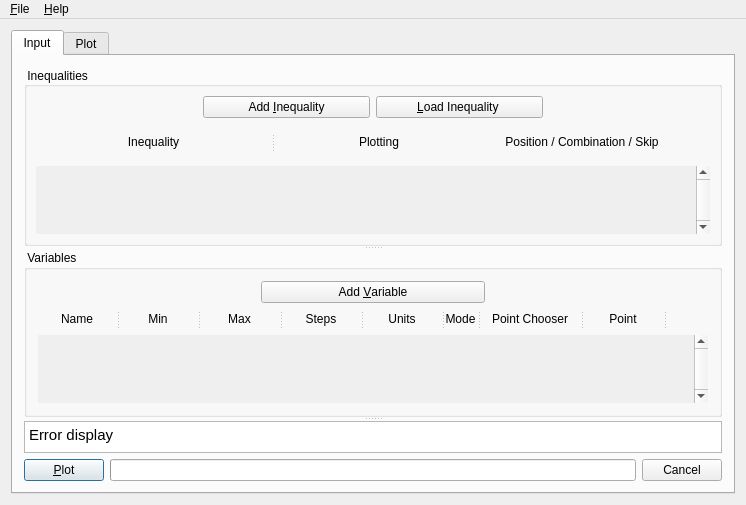
Before: the Qt Designer form xml/bareminimumplotter.ui in xpcoffee/plotus, drawn with Qt 5.
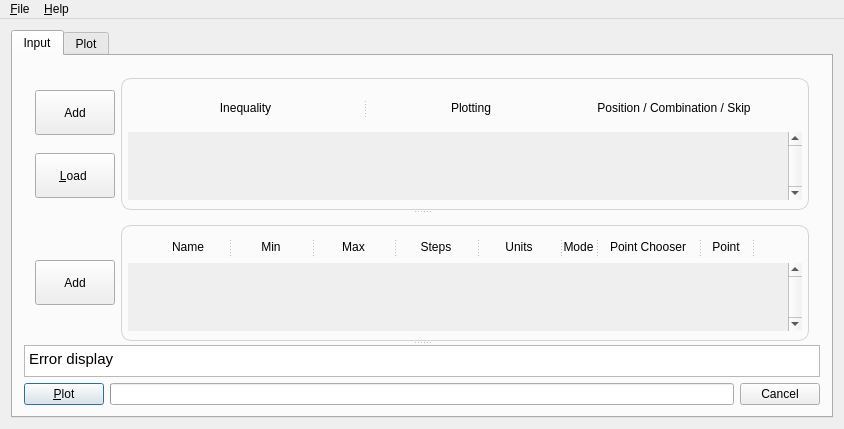
After: the same form once the commit is applied. Custom widgets are drawn as their Qt base class.

Commit message: drastically changed the gui. started exprimenting with stylesheets.

Patch:
```diff
--- a/xml/bareminimumplotter.ui
+++ b/xml/bareminimumplotter.ui
@@ -6,8 +6,8 @@
    <rect>
     <x>0</x>
     <y>0</y>
-    <width>720</width>
-    <height>494</height>
+    <width>790</width>
+    <height>358</height>
    </rect>
   </property>
   <property name="windowTitle">
@@ -27,116 +27,105 @@
        <layout class="QVBoxLayout" name="verticalLayout_5">
         <item>
          <widget class="QSplitter" name="splitter">
-          <property name="frameShape">
-           <enum>QFrame::Box</enum>
-          </property>
-          <property name="lineWidth">
-           <number>0</number>
-          </property>
-          <property name="midLineWidth">
-           <number>0</number>
-          </property>
           <property name="orientation">
            <enum>Qt::Vertical</enum>
           </property>
-          <property name="opaqueResize">
-           <bool>true</bool>
-          </property>
-          <widget class="QGroupBox" name="groupBox_Inequalities">
-           <property name="sizePolicy">
-            <sizepolicy hsizetype="Preferred" vsizetype="Preferred">
-             <horstretch>0</horstretch>
-             <verstretch>1</verstretch>
-            </sizepolicy>
-           </property>
-           <property name="title">
-            <string> Inequalities</string>
-           </property>
-           <property name="alignment">
-            <set>Qt::AlignLeading|Qt::AlignLeft|Qt::AlignVCenter</set>
-           </property>
-           <property name="flat">
-            <bool>false</bool>
-           </property>
-           <layout class="QVBoxLayout" name="layout_groupBox_Inequalities">
-            <property name="leftMargin">
-             <number>9</number>
-            </property>
-            <property name="topMargin">
-             <number>9</number>
-            </property>
-            <property name="rightMargin">
-             <number>9</number>
-            </property>
+          <widget class="QWidget" name="horizontalLayoutWidget">
+           <layout class="QHBoxLayout" name="horizontalLayout_InequalityGroup">
             <property name="bottomMargin">
-             <number>9</number>
+             <number>0</number>
             </property>
             <item>
-             <layout class="QHBoxLayout" name="layout_AddInequality">
-              <item>
-               <spacer name="horizontalSpacer_4">
-                <property name="orientation">
-                 <enum>Qt::Horizontal</enum>
-                </property>
-                <property name="sizeHint" stdset="0">
-                 <size>
-                  <width>40</width>
-                  <height>20</height>
-                 </size>
-                </property>
-               </spacer>
-              </item>
+             <layout class="QVBoxLayout" name="verticalLayout_InequalityButtons">
               <item>
                <widget class="QPushButton" name="button_AddInequality">
                 <property name="sizePolicy">
-                 <sizepolicy hsizetype="Expanding" vsizetype="Fixed">
+                 <sizepolicy hsizetype="Expanding" vsizetype="Expanding">
                   <horstretch>0</horstretch>
                   <verstretch>0</verstretch>
                  </sizepolicy>
                 </property>
+                <property name="minimumSize">
+                 <size>
+                  <width>80</width>
+                  <height>45</height>
+                 </size>
+                </property>
+                <property name="maximumSize">
+                 <size>
+                  <width>80</width>
+                  <height>45</height>
+                 </size>
+                </property>
                 <property name="focusPolicy">
                  <enum>Qt::TabFocus</enum>
                 </property>
                 <property name="text">
-                 <string>Add &amp;Inequality</string>
+                 <string>Add</string>
                 </property>
                </widget>
               </item>
               <item>
                <widget class="QPushButton" name="pushButton_AddInequalityLoader">
                 <property name="sizePolicy">
-                 <sizepolicy hsizetype="Expanding" vsizetype="Fixed">
+                 <sizepolicy hsizetype="Expanding" vsizetype="Expanding">
                   <horstretch>0</horstretch>
                   <verstretch>0</verstretch>
                  </sizepolicy>
                 </property>
+                <property name="minimumSize">
+                 <size>
+                  <width>80</width>
+                  <height>45</height>
+                 </size>
+                </property>
+                <property name="maximumSize">
+                 <size>
+                  <width>80</width>
+                  <height>45</height>
+                 </size>
+                </property>
                 <property name="text">
-                 <string>&amp;Load Inequality </string>
+                 <string>&amp;Load </string>
                 </property>
                </widget>
               </item>
-              <item>
-               <spacer name="horizontalSpacer_5">
-                <property name="orientation">
-                 <enum>Qt::Horizontal</enum>
-                </property>
-                <property name="sizeHint" stdset="0">
-                 <size>
-                  <width>40</width>
-                  <height>20</height>
-                 </size>
-                </property>
-               </spacer>
-              </item>
              </layout>
             </item>
             <item>
-             <layout class="QHBoxLayout" name="horizontalLayout_2">
+             <widget class="QFrame" name="verticalFrame_Inequality">
+              <property name="sizePolicy">
+               <sizepolicy hsizetype="Preferred" vsizetype="Preferred">
+                <horstretch>1</horstretch>
+                <verstretch>0</verstretch>
+               </sizepolicy>
+              </property>
+              <property name="styleSheet">
+               <string notr="true">QFrame#verticalFrame_Inequality {
+	border: 1px solid lightGray;
+	border-radius: 10px;
+}</string>
+              </property>
+              <property name="frameShape">
+               <enum>QFrame::NoFrame</enum>
+              </property>
+              <layout class="QVBoxLayout" name="verticalLayout_3">
+               <property name="leftMargin">
+                <number>6</number>
+               </property>
+               <property name="rightMargin">
+                <number>6</number>
+               </property>
+               <property name="bottomMargin">
+                <number>9</number>
+               </property>
+               <item>
+                <layout class="QHBoxLayout" name="horizontalLayout_InequalityHeaders">
               <property name="spacing">
                <number>0</number>
               </property>
               <item>
-               <widget class="QSplitter" name="splitter_2">
+                  <widget class="QSplitter" name="splitter_InequalityHeaders">
                 <property name="orientation">
                  <enum>Qt::Horizontal</enum>
                 </property>
@@ -248,6 +237,9 @@
               <property name="frameShape">
                <enum>QFrame::NoFrame</enum>
               </property>
+                 <property name="frameShadow">
+                  <enum>QFrame::Plain</enum>
+                 </property>
               <property name="verticalScrollBarPolicy">
                <enum>Qt::ScrollBarAlwaysOn</enum>
               </property>
@@ -264,11 +256,20 @@
                <property name="geometry">
                 <rect>
                  <x>0</x>
-                 <y>0</y>
-                 <width>642</width>
-                 <height>68</height>
-                </rect>
-               </property>
+                    <y>-3</y>
+                    <width>632</width>
+                    <height>60</height>
+                   </rect>
+                  </property>
+                  <property name="autoFillBackground">
+                   <bool>false</bool>
+                  </property>
+                  <property name="styleSheet">
+                   <string notr="true">QScrollArea &gt; QWidget &gt; QWidget{
+border-radius:15px;
+background:white;
+}</string>
+                  </property>
                <layout class="QVBoxLayout" name="verticalLayout">
                 <property name="leftMargin">
                  <number>0</number>
@@ -283,7 +284,20 @@
                  <number>0</number>
                 </property>
                 <item>
-                 <layout class="QVBoxLayout" name="layout_Inequality"/>
+                    <layout class="QVBoxLayout" name="layout_Inequality">
+                     <property name="leftMargin">
+                      <number>6</number>
+                     </property>
+                     <property name="topMargin">
+                      <number>6</number>
+                     </property>
+                     <property name="rightMargin">
+                      <number>6</number>
+                     </property>
+                     <property name="bottomMargin">
+                      <number>6</number>
+                     </property>
+                    </layout>
                 </item>
                </layout>
               </widget>
@@ -291,41 +305,22 @@
             </item>
            </layout>
           </widget>
-          <widget class="QGroupBox" name="groupBox_Variables">
-           <property name="sizePolicy">
-            <sizepolicy hsizetype="Preferred" vsizetype="Preferred">
-             <horstretch>0</horstretch>
-             <verstretch>1</verstretch>
-            </sizepolicy>
-           </property>
-           <property name="title">
-            <string> Variables</string>
-           </property>
-           <property name="flat">
-            <bool>true</bool>
-           </property>
-           <property name="checkable">
-            <bool>false</bool>
-           </property>
-           <layout class="QVBoxLayout" name="layout_groupBox_Variables">
-            <item>
-             <layout class="QHBoxLayout" name="layout_AddVariable">
+            </item>
+           </layout>
+          </widget>
+          <widget class="QWidget" name="horizontalLayoutWidget_2">
+           <layout class="QHBoxLayout" name="horizontalLayout_VariableGroup">
               <property name="bottomMargin">
                <number>0</number>
               </property>
               <item>
-               <spacer name="horizontalSpacer">
-                <property name="orientation">
-                 <enum>Qt::Horizontal</enum>
-                </property>
-                <property name="sizeHint" stdset="0">
-                 <size>
-                  <width>40</width>
-                  <height>20</height>
-                 </size>
-                </property>
-               </spacer>
-              </item>
+             <layout class="QVBoxLayout" name="verticalLayout_VariableButtons">
+              <property name="sizeConstraint">
+               <enum>QLayout::SetDefaultConstraint</enum>
+              </property>
+              <property name="rightMargin">
+               <number>0</number>
+              </property>
               <item>
                <widget class="QPushButton" name="button_AddVariable">
                 <property name="sizePolicy">
@@ -334,29 +329,52 @@
                   <verstretch>0</verstretch>
                  </sizepolicy>
                 </property>
+                <property name="minimumSize">
+                 <size>
+                  <width>80</width>
+                  <height>45</height>
+                 </size>
+                </property>
+                <property name="maximumSize">
+                 <size>
+                  <width>80</width>
+                  <height>45</height>
+                 </size>
+                </property>
                 <property name="focusPolicy">
                  <enum>Qt::TabFocus</enum>
                 </property>
                 <property name="text">
-                 <string>Add &amp;Variable</string>
+                 <string>Add</string>
                 </property>
                </widget>
               </item>
-              <item>
-               <spacer name="horizontalSpacer_2">
-                <property name="orientation">
-                 <enum>Qt::Horizontal</enum>
-                </property>
-                <property name="sizeHint" stdset="0">
-                 <size>
-                  <width>40</width>
-                  <height>20</height>
-                 </size>
-                </property>
-               </spacer>
-              </item>
              </layout>
             </item>
+            <item>
+             <widget class="QFrame" name="verticalFrame_Variable">
+              <property name="sizePolicy">
+               <sizepolicy hsizetype="Preferred" vsizetype="Preferred">
+                <horstretch>1</horstretch>
+                <verstretch>0</verstretch>
+               </sizepolicy>
+              </property>
+              <property name="styleSheet">
+               <string notr="true">QFrame#verticalFrame_Variable {
+	border: 1px solid lightGray;
+	border-radius: 10px;
+}</string>
+              </property>
+              <layout class="QVBoxLayout" name="verticalLayout_VariableTable">
+               <property name="leftMargin">
+                <number>6</number>
+               </property>
+               <property name="rightMargin">
+                <number>6</number>
+               </property>
+               <property name="bottomMargin">
+                <number>9</number>
+               </property>
             <item>
              <layout class="QHBoxLayout" name="horizontalLayout_VariableHeader">
               <property name="spacing">
@@ -365,8 +383,30 @@
               <property name="bottomMargin">
                <number>0</number>
               </property>
+                 <item>
+                  <spacer name="horizontalSpacer">
+                   <property name="orientation">
+                    <enum>Qt::Horizontal</enum>
+                   </property>
+                   <property name="sizeType">
+                    <enum>QSizePolicy::Fixed</enum>
+                   </property>
+                   <property name="sizeHint" stdset="0">
+                    <size>
+                     <width>20</width>
+                     <height>20</height>
+                    </size>
+                   </property>
+                  </spacer>
+                 </item>
               <item>
                <widget class="QSplitter" name="splitter_variable">
+                   <property name="autoFillBackground">
+                    <bool>false</bool>
+                   </property>
+                   <property name="styleSheet">
+                    <string notr="true"/>
+                   </property>
                 <property name="orientation">
                  <enum>Qt::Horizontal</enum>
                 </property>
@@ -389,6 +429,9 @@
                    <height>0</height>
                   </size>
                  </property>
+                    <property name="autoFillBackground">
+                     <bool>false</bool>
+                    </property>
                  <property name="text">
                   <string>Name</string>
                  </property>
@@ -409,6 +452,9 @@
                    <height>0</height>
                   </size>
                  </property>
+                    <property name="autoFillBackground">
+                     <bool>false</bool>
+                    </property>
                  <property name="text">
                   <string>Min</string>
                  </property>
@@ -429,6 +475,9 @@
                    <height>0</height>
                   </size>
                  </property>
+                    <property name="autoFillBackground">
+                     <bool>false</bool>
+                    </property>
                  <property name="text">
                   <string>Max</string>
                  </property>
@@ -449,6 +498,9 @@
                    <height>0</height>
                   </size>
                  </property>
+                    <property name="autoFillBackground">
+                     <bool>false</bool>
+                    </property>
                  <property name="text">
                   <string>Steps</string>
                  </property>
@@ -469,6 +521,9 @@
                    <height>0</height>
                   </size>
                  </property>
+                    <property name="autoFillBackground">
+                     <bool>false</bool>
+                    </property>
                  <property name="text">
                   <string>Units</string>
                  </property>
@@ -501,6 +556,9 @@
                    <height>0</height>
                   </size>
                  </property>
+                    <property name="autoFillBackground">
+                     <bool>false</bool>
+                    </property>
                  <property name="text">
                   <string>Mode</string>
                  </property>
@@ -533,6 +591,9 @@
                    <height>0</height>
                   </size>
                  </property>
+                    <property name="autoFillBackground">
+                     <bool>false</bool>
+                    </property>
                  <property name="text">
                   <string>Point Chooser</string>
                  </property>
@@ -549,7 +610,7 @@
                  </property>
                  <property name="minimumSize">
                   <size>
-                   <width>80</width>
+                      <width>50</width>
                    <height>0</height>
                   </size>
                  </property>
@@ -565,6 +626,9 @@
                    <height>0</height>
                   </size>
                  </property>
+                    <property name="autoFillBackground">
+                     <bool>false</bool>
+                    </property>
                  <property name="text">
                   <string>Point</string>
                  </property>
@@ -575,7 +639,7 @@
                 <widget class="QLabel" name="label_VariableEmpty">
                  <property name="sizePolicy">
                   <sizepolicy hsizetype="Fixed" vsizetype="Preferred">
-                   <horstretch>0</horstretch>
+                      <horstretch>2</horstretch>
                    <verstretch>0</verstretch>
                   </sizepolicy>
                  </property>
@@ -613,6 +677,22 @@
                 </property>
                </spacer>
               </item>
+                 <item>
+                  <spacer name="horizontalSpacer_2">
+                   <property name="orientation">
+                    <enum>Qt::Horizontal</enum>
+                   </property>
+                   <property name="sizeType">
+                    <enum>QSizePolicy::Fixed</enum>
+                   </property>
+                   <property name="sizeHint" stdset="0">
+                    <size>
+                     <width>6</width>
+                     <height>20</height>
+                    </size>
+                   </property>
+                  </spacer>
+                 </item>
              </layout>
             </item>
             <item>
@@ -638,6 +718,11 @@
               <property name="focusPolicy">
                <enum>Qt::TabFocus</enum>
               </property>
+                 <property name="styleSheet">
+                  <string notr="true">QScrollArea {
+background: transparent;
+}</string>
+                 </property>
               <property name="frameShape">
                <enum>QFrame::NoFrame</enum>
               </property>
@@ -661,25 +746,53 @@
                 <rect>
                  <x>0</x>
                  <y>0</y>
-                 <width>642</width>
-                 <height>68</height>
-                </rect>
-               </property>
+                    <width>632</width>
+                    <height>60</height>
+                   </rect>
+                  </property>
+                  <property name="autoFillBackground">
+                   <bool>false</bool>
+                  </property>
+                  <property name="styleSheet">
+                   <string notr="true">QScrollArea &gt; QWidget &gt; QWidget{
+border-radius:15px;
+background:white;
+}</string>
+                  </property>
                <layout class="QVBoxLayout" name="verticalLayout_2">
                 <property name="leftMargin">
                  <number>0</number>
                 </property>
                 <property name="topMargin">
-                 <number>9</number>
+                    <number>0</number>
                 </property>
                 <property name="rightMargin">
                  <number>0</number>
                 </property>
+                   <property name="bottomMargin">
+                    <number>0</number>
+                   </property>
                 <item>
-                 <layout class="QVBoxLayout" name="layout_Variable"/>
+                    <layout class="QVBoxLayout" name="layout_Variable">
+                     <property name="leftMargin">
+                      <number>20</number>
+                     </property>
+                     <property name="topMargin">
+                      <number>6</number>
+                     </property>
+                     <property name="rightMargin">
+                      <number>6</number>
+                     </property>
+                     <property name="bottomMargin">
+                      <number>6</number>
+                     </property>
+                    </layout>
                 </item>
                </layout>
               </widget>
+                </widget>
+               </item>
+              </layout>
              </widget>
             </item>
            </layout>
@@ -715,6 +828,9 @@
            <property name="focusPolicy">
             <enum>Qt::NoFocus</enum>
            </property>
+           <property name="styleSheet">
+            <string notr="true"/>
+           </property>
            <property name="html">
             <string>&lt;!DOCTYPE HTML PUBLIC &quot;-//W3C//DTD HTML 4.0//EN&quot; &quot;http://www.w3.org/TR/REC-html40/strict.dtd&quot;&gt;
 &lt;html&gt;&lt;head&gt;&lt;meta name=&quot;qrichtext&quot; content=&quot;1&quot; /&gt;&lt;style type=&quot;text/css&quot;&gt;
@@ -844,7 +960,7 @@
     <rect>
      <x>0</x>
      <y>0</y>
-     <width>720</width>
+     <width>790</width>
      <height>20</height>
     </rect>
    </property>
```
Left out of the diff: 6 changed lines with no effect on the pictures. Lines whose indentation alone changed are shown as unchanged. The commit also changes 5 other files.
